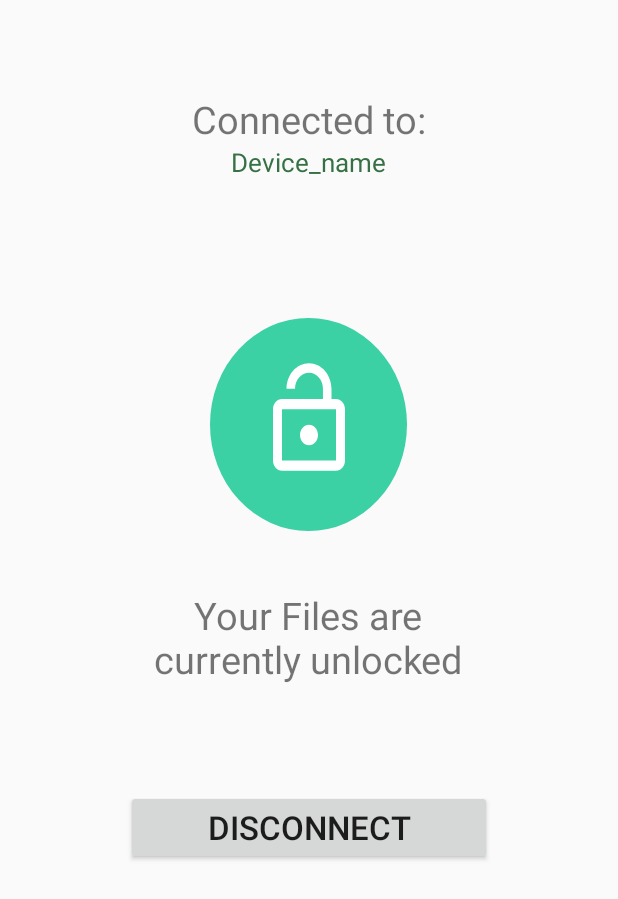
After one commit to thesubin/Cryptonator-Mobile-App-, an Android app: the VerifiedActivity screen opened directly, with no data from a screen before it, on a phone screen of 412 x 824 dp. The commit adds this screen. Shown: the top 899 px of the screen. Run offline under Robolectric (Android 15) with nearby library versions, the phone set to English and light mode, and no system bars; 3 statements that could not run were skipped.

```diff
--- a/app/build.gradle
+++ b/app/build.gradle
@@ -24,7 +24,7 @@ android {
     }
 
 }
-
+def biometric_version ='1.0.0'
 dependencies {
     implementation fileTree(dir: 'libs', include: ['*.jar'])
     implementation "org.jetbrains.kotlin:kotlin-stdlib-jdk7:$kotlin_version"
@@ -32,6 +32,9 @@ dependencies {
     implementation 'androidx.core:core-ktx:1.2.0'
     implementation 'androidx.constraintlayout:constraintlayout:1.1.3'
     testImplementation 'junit:junit:4.12'
+
+    implementation "androidx.biometric:biometric:$biometric_version"
+
     androidTestImplementation 'androidx.test.ext:junit:1.1.1'
     androidTestImplementation 'androidx.test.espresso:espresso-core:3.2.0'
 }
--- a/app/src/main/AndroidManifest.xml
+++ b/app/src/main/AndroidManifest.xml
@@ -3,6 +3,7 @@
     package="com.example.cryptonator">
     <uses-permission android:name="android.permission.BLUETOOTH"/>
     <uses-permission android:name="android.permission.BLUETOOTH_ADMIN"/>
+    <uses-permission android:name="android.permission.USE_BIOMETRIC"/>
 
     <application
         android:allowBackup="true"
@@ -21,6 +22,9 @@
         <activity android:name=".ControlActivity"
             android:screenOrientation="fullSensor"
             />
+        <activity android:name=".VerifiedActivity"
+            android:screenOrientation="fullSensor"
+            />
     </application>
 
 </manifest>
--- /dev/null
+++ b/app/src/main/java/com/example/cryptonator/VerifiedActivity.kt
@@ -0,0 +1,26 @@
+package com.example.cryptonator
+
+import android.bluetooth.BluetoothAdapter
+import android.bluetooth.BluetoothDevice
+import android.os.Bundle
+import androidx.appcompat.app.AppCompatActivity
+import  kotlinx.android.synthetic.main.verify_act.*
+
+class VerifiedActivity :AppCompatActivity(){
+    companion object{
+       val DEVICE_ADDRESS: String="address"
+    }
+    private lateinit var deviceaddress:String
+    lateinit var m_bluetoothAdapter: BluetoothAdapter
+
+    override fun onCreate(savedInstanceState: Bundle?) {
+        super.onCreate(savedInstanceState)
+        setContentView(R.layout.verify_act)
+        deviceaddress = intent.getStringExtra(ControlActivity.m_address)
+        m_bluetoothAdapter= BluetoothAdapter.getDefaultAdapter()
+        val testingName: BluetoothDevice = m_bluetoothAdapter.getRemoteDevice(deviceaddress)
+
+        device_name.text =  testingName.name
+
+    }
+}
--- /dev/null
+++ b/app/src/main/res/drawable/lock_open.xml
@@ -0,0 +1,5 @@
+<vector android:height="24dp" android:tint="#FFFFFF"
+    android:viewportHeight="24.0" android:viewportWidth="24.0"
+    android:width="24dp" xmlns:android="http://schemas.android.com/apk/res/android">
+    <path android:fillColor="#FF000000" android:pathData="M12,17c1.1,0 2,-0.9 2,-2s-0.9,-2 -2,-2 -2,0.9 -2,2 0.9,2 2,2zM18,8h-1L17,6c0,-2.76 -2.24,-5 -5,-5S7,3.24 7,6h1.9c0,-1.71 1.39,-3.1 3.1,-3.1 1.71,0 3.1,1.39 3.1,3.1v2L6,8c-1.1,0 -2,0.9 -2,2v10c0,1.1 0.9,2 2,2h12c1.1,0 2,-0.9 2,-2L20,10c0,-1.1 -0.9,-2 -2,-2zM18,20L6,20L6,10h12v10z"/>
+</vector>
--- /dev/null
+++ b/app/src/main/res/layout/verify_act.xml
@@ -0,0 +1,67 @@
+<?xml version="1.0" encoding="utf-8"?>
+<LinearLayout android:layout_width="match_parent"
+    android:layout_height="match_parent"
+    android:gravity="center_horizontal"
+    android:orientation="vertical"
+    xmlns:app="http://schemas.android.com/apk/res-auto"
+    xmlns:tools="http://schemas.android.com/tools"
+    xmlns:android="http://schemas.android.com/apk/res/android">
+
+
+
+
+    <TextView
+        android:layout_marginTop="62dp"
+        android:layout_width="234dp"
+        android:layout_height="34dp"
+        android:textAlignment="center"
+        android:textSize="25dp"
+        android:text="Connected to:"
+        />
+
+    <TextView
+        android:id="@+id/device_name"
+        android:textColor="#367045"
+        android:layout_width="234dp"
+        android:layout_height="34dp"
+        android:textAlignment="center"
+        android:textSize="17dp"
+        android:text="Device_name"
+        />
+
+    <View
+        android:layout_marginTop="82dp"
+        android:layout_width="131dp"
+        android:layout_height="142dp"
+        android:background="@drawable/circle"
+        tools:layout_editor_absoluteX="145dp"
+        tools:layout_editor_absoluteY="97dp"
+        />
+
+    <ImageView
+        android:layout_width="72dp"
+        android:layout_height="82dp"
+        android:background="@drawable/lock_open"
+        android:layout_marginTop="-115dp"
+        />
+    <TextView
+        android:layout_marginTop="72dp"
+        android:layout_width="234dp"
+        android:layout_height="122dp"
+        android:textAlignment="center"
+        android:textSize="25dp"
+        android:text="Your Files are currently unlocked"
+        />
+
+    <Button
+
+        android:id="@+id/Disconnectbutton"
+        android:layout_width="244dp"
+        android:layout_height="50dp"
+        android:text="Disconnect"
+        android:textSize="22dp"
+        android:layout_marginTop="12dp"
+
+        />
+
+</LinearLayout>
```
Also changed, not shown: app/src/main/java/com/example/cryptonator/ControlActivity.kt (+77 -6 lines).
